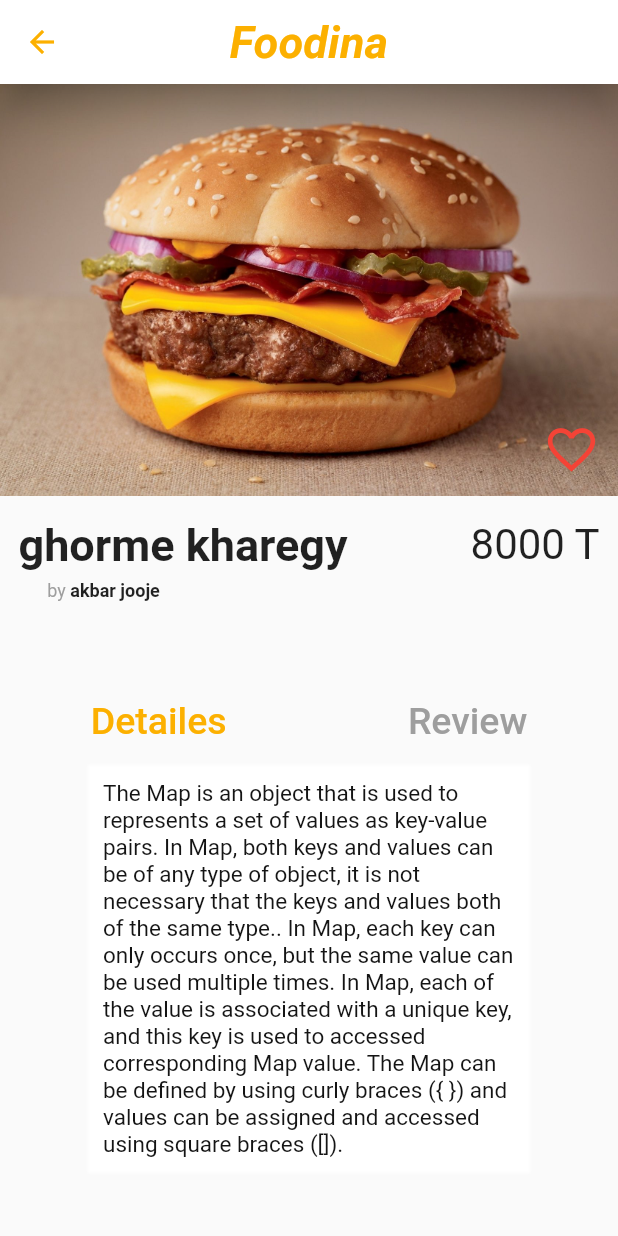
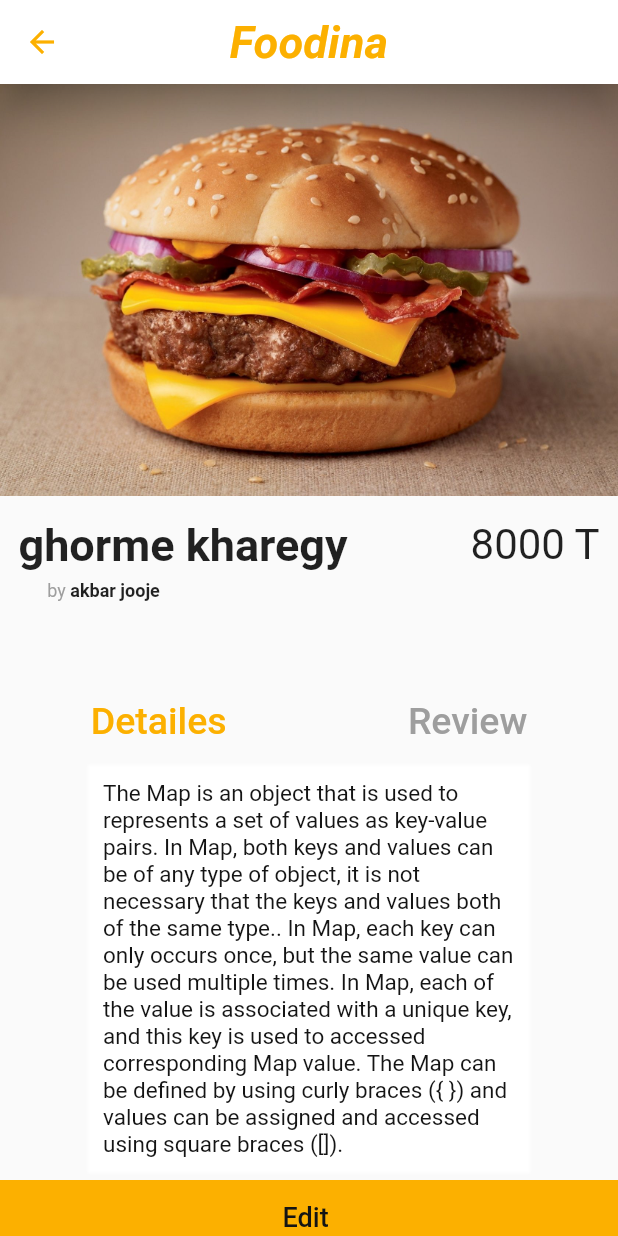
Before and after one commit to seyed-mostafa/seller_app, a Flutter app: the screen it shows after launch, after a tap on "ghorme kharegy", on a phone screen of 412 x 824 dp. Run offline on Flutter 3.47's test engine with Material 2 defaults, Android fonts, the phone set to English and light mode, and no system bars; our stand-ins replace google_maps_flutter.

Commit message:
صفحه غذا کامل شد به جز ویرایش

```diff
--- a/lib/Pages/FoodPage.dart
+++ b/lib/Pages/FoodPage.dart
@@ -4,13 +4,13 @@ import 'package:flutter/painting.dart';
 import 'package:seller_app/Objects/Restaurant.dart';
 import 'package:seller_app/Objects/theme.dart';
 import 'package:seller_app/appBar.dart';
-import 'nav.dart';
+import 'AddFoodPage.dart';
+
 
 class FoodPage extends StatefulWidget {
   List<Restaurant> restaurants = [];
   int currentRestaurant;
   int currentFood;
-
 
   FoodPage(this.restaurants, this.currentRestaurant, this.currentFood);
 
@@ -20,7 +20,7 @@ class FoodPage extends StatefulWidget {
 
 class _FoodPageState extends State<FoodPage> {
   int state = 1;
-  int like=0;
+  int like = 0;
 
   @override
   Widget build(BuildContext context) {
@@ -63,10 +63,12 @@ class _FoodPageState extends State<FoodPage> {
                       blurRadius: 0.5,
                       offset: Offset(0, 0))
                 ]),
-                child: Text(widget.restaurants[widget.currentRestaurant]
-                    .getMenu()[widget.currentFood]
-                    .getComment()
-                    .elementAt(0)),
+                child: Text(
+                    widget.restaurants[widget.currentRestaurant]
+                        .getMenu()[widget.currentFood]
+                        .getComment()
+                        .elementAt(0),
+                    style: TextStyle(color: theme.black, fontSize: 15)),
               ),
             ));
       }
@@ -76,35 +78,13 @@ class _FoodPageState extends State<FoodPage> {
       return ListView(
         children: [
           Container(
-            child: Align(
-              alignment: Alignment.bottomRight,
-              child: Container(
-                padding: EdgeInsets.all(10),
-                decoration: BoxDecoration(
-
-                ),
-                child: IconButton(
-                  icon: Icon(
-                     like%2==0? Icons.favorite_border:Icons.favorite,
-                    color: Colors.red,
-                    size: 38,
-                  ),
-                    onPressed: () {
-                      setState(() {
-                      like++;
-                      });
-                    }
-                )
-              ),
-            ),
             height: MediaQuery.of(context).size.height / 3,
             width: MediaQuery.of(context).size.width,
-            decoration: BoxDecoration(
-              image: DecorationImage(
-                  image: AssetImage('assets/images/1.jpg'), fit: BoxFit.cover),
+            child: Image.asset(
+              'assets/images/1.jpg',
+              fit: BoxFit.cover,
             ),
           ),
-
           Container(
             padding: EdgeInsets.symmetric(
                 horizontal: MediaQuery.of(context).size.width / 100,
@@ -168,8 +148,6 @@ class _FoodPageState extends State<FoodPage> {
                   setState(() {
                     state = 1;
                   });
-                  print('Detailes ');
-                  print(state);
                 },
                 child: Text('Detailes',
                     style: TextStyle(
@@ -182,8 +160,6 @@ class _FoodPageState extends State<FoodPage> {
               ),
               TextButton(
                 onPressed: () {
-                  print('Review ');
-                  print(state);
                   setState(() {
                     state = 2;
                   });
@@ -198,6 +174,33 @@ class _FoodPageState extends State<FoodPage> {
           ),
           DetailesOrReview(),
           Spacer(),
+          Positioned(
+              height: 100,
+              width: MediaQuery.of(context).size.width,
+              bottom: 0,
+              child: Container(
+
+                color: theme.yellow,
+                height: 50,
+                child: TextButton(
+
+                  child: Text(
+                    "Edit ",
+                    style: TextStyle(
+                        color: theme.black,
+                        fontSize: 18,
+                        fontWeight: FontWeight.w500),
+                  ),
+                  onPressed: () {
+                    Navigator.pushReplacement(
+                        context,
+                        MaterialPageRoute(
+                            builder: (context) => AddFood(
+                                widget.restaurants, widget.currentRestaurant)));
+                  },
+                ),
+              )),
+          Spacer(),
         ],
       );
     }
```
